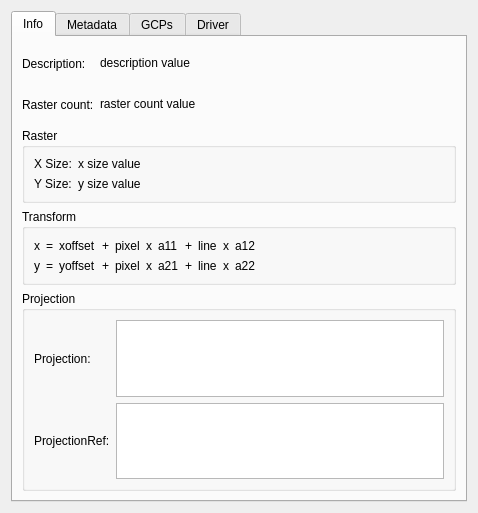
Qt form gsdview/gdalbackend/ui/datasetdialog.ui (avalentino/gsdview) before a commit.
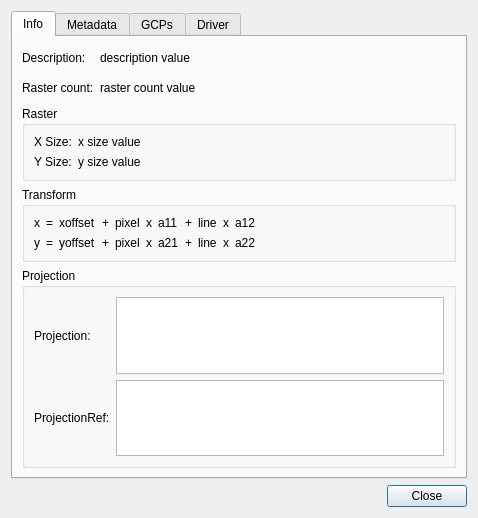
The same form after that commit.

Commit message: Now all dialogs have a close button (fix dialog issue on mac).

```diff
--- a/gsdview/gdalbackend/ui/datasetdialog.ui
+++ b/gsdview/gdalbackend/ui/datasetdialog.ui
@@ -7,7 +7,7 @@
     <x>0</x>
     <y>0</y>
     <width>478</width>
-    <height>513</height>
+    <height>518</height>
    </rect>
   </property>
   <property name="windowTitle">
@@ -953,6 +953,16 @@
      </widget>
     </widget>
    </item>
+   <item>
+    <widget class="QDialogButtonBox" name="buttonBox">
+     <property name="orientation">
+      <enum>Qt::Horizontal</enum>
+     </property>
+     <property name="standardButtons">
+      <set>QDialogButtonBox::Close</set>
+     </property>
+    </widget>
+   </item>
   </layout>
  </widget>
  <resources/>
```
Left out of the diff: 35 changed lines with no effect on the pictures. The commit also changes 2 other files.
